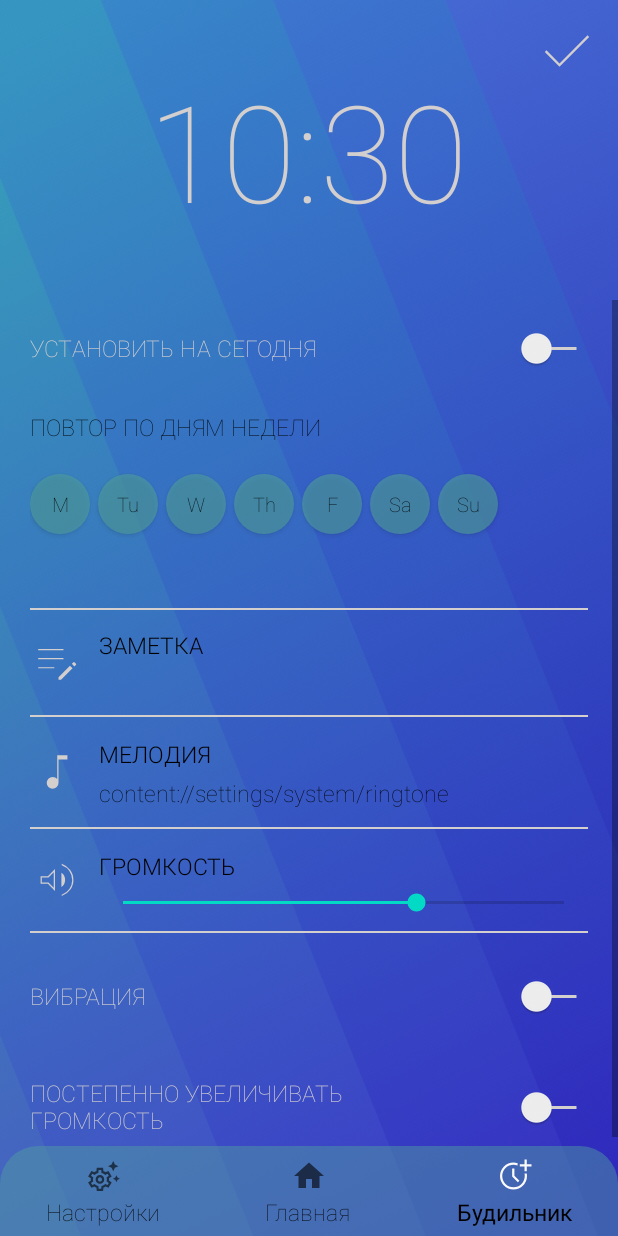
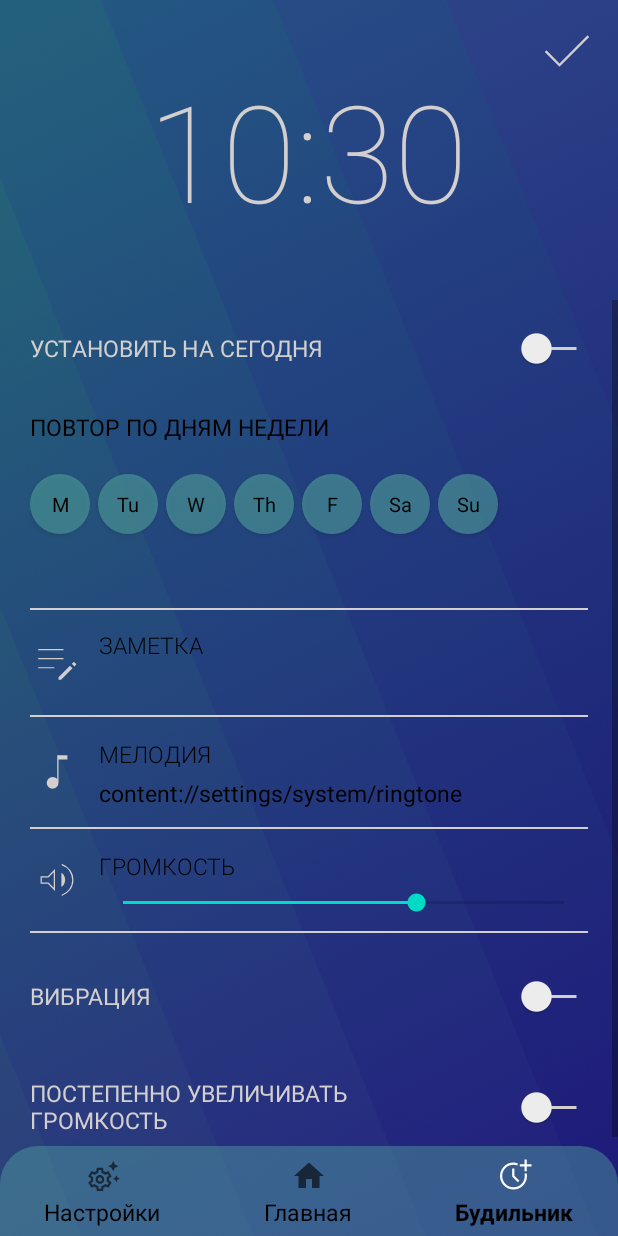
Before and after one commit to LenaGosteva/LoudA, an Android app: the HomeFragment screen opened directly, with no data from a screen before it, item 3 of the bottom bar chosen, on a phone screen of 412 x 824 dp. Run offline under Robolectric (Android 15) with nearby library versions, the phone set to English and light mode, and no system bars; our stand-ins replace Room's generated code.

```diff
--- a/app/build.gradle
+++ b/app/build.gradle
@@ -8,7 +8,7 @@ android {
 
     defaultConfig {
         applicationId "com.example.loudalarm"
-        minSdk 26
+        minSdk 30
         targetSdk 33
         versionCode 1
         versionName "1.0"
--- a/app/src/main/java/com/example/loudalarm/Activities/InfoActivity.java
+++ b/app/src/main/java/com/example/loudalarm/Activities/InfoActivity.java
@@ -78,7 +78,7 @@ public class InfoActivity extends AppCompatActivity {
         });
 
         binding.skipButton.setOnClickListener(v -> {
-            Intent intent = new Intent(InfoActivity.this, MainActivity.class);
+            Intent intent = new Intent(InfoActivity.this, LoginActivity.class);
             startActivity(intent);
             finish();
         });
--- a/app/src/main/java/com/example/loudalarm/Activities/SplashActivity.java
+++ b/app/src/main/java/com/example/loudalarm/Activities/SplashActivity.java
@@ -28,7 +28,6 @@ public class SplashActivity extends AppCompatActivity {
                 startActivity(new Intent(getBaseContext(), InfoActivity.class));
             } else {
                 startActivity(new Intent(SplashActivity.this, MainActivity.class));
-
             }
             finish();
         }, 700);
--- a/app/src/main/java/com/example/loudalarm/App.java
+++ b/app/src/main/java/com/example/loudalarm/App.java
@@ -21,6 +21,7 @@ public class App extends Application {
     public static String ID_IDENTIFICATION = "id";
     public static String URI_SP_NAME = "uri";
     public static String INSTANCE_SP_NAME = "instanse";
+    public static String BOT_SP_NAME = "bot";
     public static String THEME_SP_NAME = "theme";
     public static List<String> names_of_themes = new ArrayList<>();
     public static int SAVE_URI = 1234;
@@ -88,7 +89,7 @@ public class App extends Application {
         databaseSP.saveNumberOfInstance(true);
         names_of_themes.add("Dark theme №1");
         names_of_themes.add("Dark theme №2");
-        names_of_themes.add("Light theme №1");
+        names_of_themes.add("Dark theme №3");
         names_of_themes.add("Light theme №2");
         names_of_themes.add("Light theme №3");
         names_of_themes.add("Violet theme №1");
--- a/app/src/main/res/layout/activity_info.xml
+++ b/app/src/main/res/layout/activity_info.xml
@@ -1,5 +1,6 @@
 <?xml version="1.0" encoding="utf-8"?>
-<androidx.constraintlayout.widget.ConstraintLayout xmlns:android="http://schemas.android.com/apk/res/android"
+<androidx.constraintlayout.widget.ConstraintLayout
+    xmlns:android="http://schemas.android.com/apk/res/android"
     xmlns:app="http://schemas.android.com/apk/res-auto"
     xmlns:tools="http://schemas.android.com/tools"
     android:layout_width="match_parent"
--- a/app/src/main/res/layout/activity_math_trainer.xml
+++ b/app/src/main/res/layout/activity_math_trainer.xml
@@ -1,5 +1,6 @@
 <?xml version="1.0" encoding="utf-8"?>
-<LinearLayout xmlns:android="http://schemas.android.com/apk/res/android"
+<LinearLayout
+    xmlns:android="http://schemas.android.com/apk/res/android"
     xmlns:tools="http://schemas.android.com/tools"
     android:id="@+id/list"
     android:layout_width="match_parent"
--- a/app/src/main/res/layout/fragment_home.xml
+++ b/app/src/main/res/layout/fragment_home.xml
@@ -1,5 +1,6 @@
 <?xml version="1.0" encoding="utf-8"?>
-<LinearLayout xmlns:android="http://schemas.android.com/apk/res/android"
+<LinearLayout
+    xmlns:android="http://schemas.android.com/apk/res/android"
     xmlns:app="http://schemas.android.com/apk/res-auto"
     xmlns:tools="http://schemas.android.com/tools"
     android:orientation="vertical"
--- a/app/src/main/res/values-night/strings.xml
+++ b/app/src/main/res/values-night/strings.xml
@@ -58,4 +58,7 @@
     <string name="whosFirstLabel">Who is first?</string>
     <string name="youLabel">Player</string>
     <string name="aiLabel">Computer</string>
+    <string name="info_for_game_Bot">Первый ход (Ваш): выберите любую ячейку из выделенных цветом; \nОчки суммируются с Вашим счетом.
+    \n\nВторой ход (бота): бот выбирает любую ячейку из выделенных цветом; \nОчки суммируются с его счетом.
+    \n\nДалее повторяются первый и второй ходы, пока не закончатся доступные ячейки; \nВыигрывает тот, у кго больше очков</string>
 </resources>
--- a/app/src/main/res/values-night/themes.xml
+++ b/app/src/main/res/values-night/themes.xml
@@ -18,7 +18,7 @@
         <item name="android:textColorAlertDialogListItem">@color/black</item>
         <item name="textColorAlertDialogListItem">@color/black</item>
         <item name="android:textAllCaps">false</item>
-        <item name="fontFamily">sans-serif-thin</item>
+        <item name="fontFamily">sans-serif</item>
         <item name="android:colorButtonNormal">@color/null_color</item>
         <item name="colorButtonNormal">@color/null_color</item>
         <item name="android:textSize">15sp</item>
@@ -53,7 +53,7 @@
         <item name="android:textColorAlertDialogListItem">@color/black</item>
         <item name="textColorAlertDialogListItem">@color/black</item>
         <item name="android:textAllCaps">false</item>
-        <item name="fontFamily">sans-serif-thin</item>
+        <item name="fontFamily">sans-serif</item>
         <item name="android:colorButtonNormal">@color/null_color</item>
         <item name="colorButtonNormal">@color/null_color</item>
         <item name="android:textSize">15sp</item>
@@ -81,7 +81,7 @@
         <item name="android:textColorAlertDialogListItem">@color/black</item>
         <item name="textColorAlertDialogListItem">@color/black</item>
         <item name="android:textAllCaps">false</item>
-        <item name="fontFamily">sans-serif-thin</item>
+        <item name="fontFamily">sans-serif</item>
         <item name="android:colorButtonNormal">@color/null_color</item>
         <item name="colorButtonNormal">@color/null_color</item>
         <item name="android:textSize">15sp</item>
@@ -108,7 +108,7 @@
         <item name="android:textColorAlertDialogListItem">@color/black</item>
         <item name="textColorAlertDialogListItem">@color/black</item>
         <item name="android:textAllCaps">false</item>
-        <item name="fontFamily">sans-serif-thin</item>
+        <item name="fontFamily">sans-serif</item>
         <item name="android:colorButtonNormal">@color/null_color</item>
         <item name="colorButtonNormal">@color/null_color</item>
         <item name="android:textSize">15sp</item>
@@ -135,7 +135,7 @@
         <item name="android:textColorAlertDialogListItem">@color/black</item>
         <item name="textColorAlertDialogListItem">@color/black</item>
         <item name="android:textAllCaps">false</item>
-        <item name="fontFamily">sans-serif-thin</item>
+        <item name="fontFamily">sans-serif</item>
         <item name="android:colorButtonNormal">@color/null_color</item>
         <item name="colorButtonNormal">@color/null_color</item>
         <item name="android:textSize">15sp</item>
@@ -163,7 +163,7 @@
         <item name="textColorAlertDialogListItem">@color/black</item>
         <item name="titleTextColor">@color/main_text_and_icons_color</item>
         <item name="android:textAllCaps">false</item>
-        <item name="fontFamily">sans-serif-thin</item>
+        <item name="fontFamily">sans-serif</item>
         <item name="android:colorButtonNormal">@color/null_color</item>
         <item name="colorButtonNormal">@color/null_color</item>
         <item name="android:textSize">15sp</item>
--- a/app/src/main/res/values/themes.xml
+++ b/app/src/main/res/values/themes.xml
@@ -20,7 +20,7 @@
         <item name="android:textColorAlertDialogListItem">@color/black</item>
         <item name="textColorAlertDialogListItem">@color/black</item>
         <item name="android:textAllCaps">false</item>
-        <item name="fontFamily">sans-serif-thin</item>
+        <item name="fontFamily">sans-serif</item>
         <item name="android:colorButtonNormal">@color/null_color</item>
         <item name="colorButtonNormal">@color/null_color</item>
         <item name="android:textSize">15sp</item>
@@ -58,7 +58,7 @@
         <item name="android:textColorAlertDialogListItem">@color/black</item>
         <item name="textColorAlertDialogListItem">@color/black</item>
         <item name="android:textAllCaps">false</item>
-        <item name="fontFamily">sans-serif-thin</item>
+        <item name="fontFamily">sans-serif</item>
         <item name="android:colorButtonNormal">@color/null_color</item>
         <item name="colorButtonNormal">@color/null_color</item>
         <item name="android:textSize">15sp</item>
@@ -86,7 +86,7 @@
         <item name="android:textColorAlertDialogListItem">@color/black</item>
         <item name="textColorAlertDialogListItem">@color/black</item>
         <item name="android:textAllCaps">false</item>
-        <item name="fontFamily">sans-serif-thin</item>
+        <item name="fontFamily">sans-serif</item>
         <item name="android:colorButtonNormal">@color/null_color</item>
         <item name="colorButtonNormal">@color/null_color</item>
         <item name="android:textSize">15sp</item>
@@ -113,7 +113,7 @@
         <item name="android:textColorAlertDialogListItem">@color/black</item>
         <item name="textColorAlertDialogListItem">@color/black</item>
         <item name="android:textAllCaps">false</item>
-        <item name="fontFamily">sans-serif-thin</item>
+        <item name="fontFamily">sans-serif</item>
         <item name="android:colorButtonNormal">@color/null_color</item>
         <item name="colorButtonNormal">@color/null_color</item>
         <item name="android:textSize">15sp</item>
@@ -140,7 +140,7 @@
         <item name="android:textColorAlertDialogListItem">@color/black</item>
         <item name="textColorAlertDialogListItem">@color/black</item>
         <item name="android:textAllCaps">false</item>
-        <item name="fontFamily">sans-serif-thin</item>
+        <item name="fontFamily">sans-serif</item>
         <item name="android:colorButtonNormal">@color/null_color</item>
         <item name="colorButtonNormal">@color/null_color</item>
         <item name="android:textSize">15sp</item>
@@ -168,12 +168,14 @@
         <item name="textColorAlertDialogListItem">@color/black</item>
         <item name="titleTextColor">@color/black</item>
         <item name="android:textAllCaps">false</item>
-        <item name="fontFamily">sans-serif-thin</item>
+        <item name="fontFamily">sans-serif</item>
         <item name="android:colorButtonNormal">@color/null_color</item>
         <item name="colorButtonNormal">@color/null_color</item>
         <item name="android:textSize">15sp</item>
         <item name="bottomNavigationStyle">@drawable/bottom_navigation</item>
     </style>
 
+    <style name="Theme.LoudAlarm" parent="Theme.MaterialComponents.Light" />
+
 
 </resources>
```
Also changed, not shown: app/src/main/AndroidManifest.xml (+6 -2 lines), app/src/main/java/com/example/loudalarm/Games/BotGame/BotGameActivity.java (+23 -0 lines), app/src/main/java/com/example/loudalarm/Sp/DatabaseSP.java (+9 -2 lines), app/src/main/res/layout/activity_bot_game.xml (+10 -4 lines), app/src/main/res/values/strings.xml (+15 -0 lines), app/src/main/res/drawable/background_light.png, app/src/main/res/drawable/background_light_3.png.
